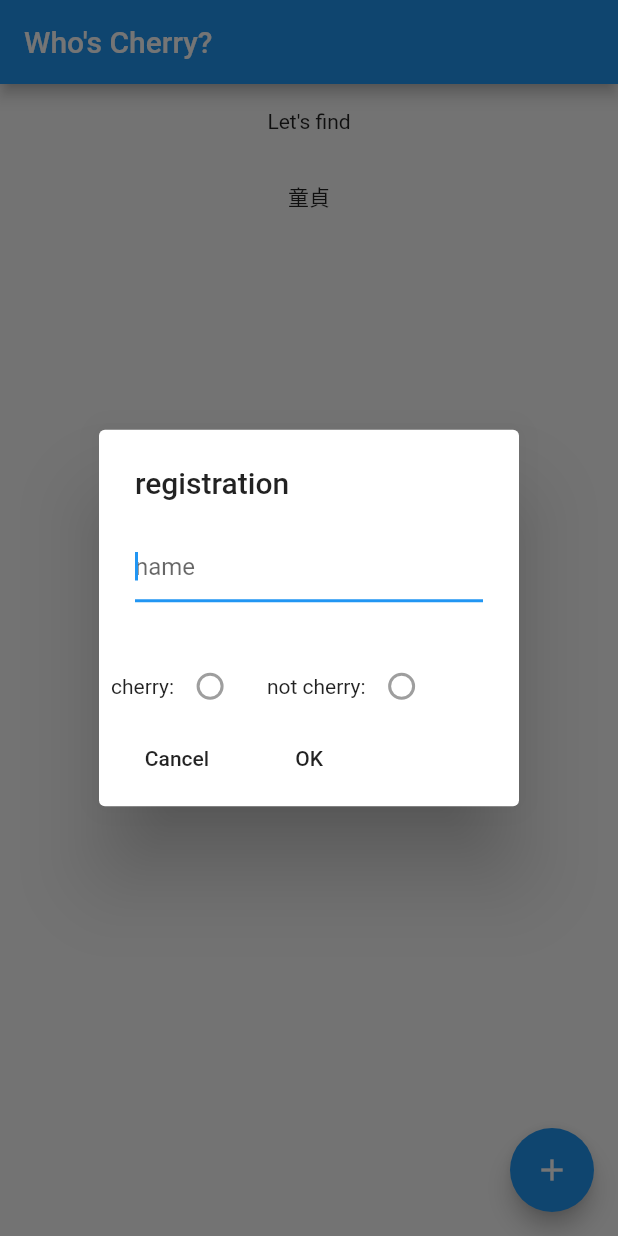
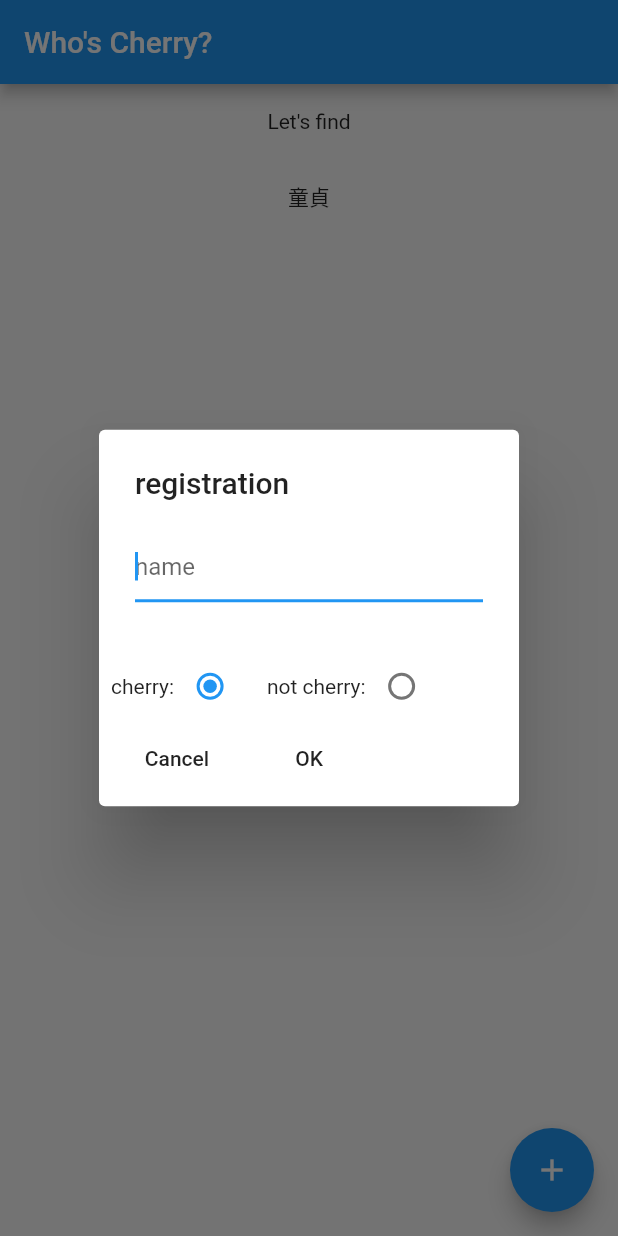
Before and after one commit to 419kiddy/cherry, a Flutter app: the screen it shows after launch, after a tap on the "add" icon, on a phone screen of 412 x 824 dp. Run offline on Flutter 3.47's test engine with Material 2 defaults, Android fonts, the phone set to English and light mode, and no system bars; our stand-ins replace cloud_firestore, firebase_core, flutter_hooks, hooks_riverpod; accounts and stored records are empty.

Commit message:
追加機能実装中-ラジオボタンに苦戦

```diff
--- a/lib/main.dart
+++ b/lib/main.dart
@@ -3,7 +3,6 @@ import 'package:flutter/material.dart';
 import 'package:flutter_hooks/flutter_hooks.dart';
 import 'package:hooks_riverpod/hooks_riverpod.dart';
 import 'package:firebase_core/firebase_core.dart';
-import 'package:cherry/dialog.dart';
 
 void main() {
   runApp(ProviderScope(child: MyApp()));
@@ -12,9 +11,10 @@ void main() {
 final nameProvider = StateProvider((ref) => "Let's find");
 final cherryProvider = StateProvider((ref) => true);
 final addNameProvider = StateProvider((ref) => "");
-final addCherryProvider = StateProvider((ref) => "");
+final addCherryProvider = StateProvider((ref) => true);
 
-class MyApp extends HookWidget {
+
+  class MyApp extends HookWidget {
   @override
   Widget build(BuildContext context) {
     Firebase.initializeApp();
@@ -52,6 +52,9 @@ class RootWidget extends HookWidget {
   Widget build(BuildContext context) {
     final String _name = useProvider(nameProvider).state;
     final bool _cherry = useProvider(cherryProvider).state;
+    final String _addName = useProvider(addNameProvider).state;
+
+    final bool _addCherry = useProvider(addCherryProvider).state;
     String _text = "";
     if (_cherry) {
       _text = "童貞";
@@ -122,28 +125,34 @@ class RootWidget extends HookWidget {
                       Row(
                         children: [
                           Text('cherry:'),
-                          Radio(activeColor: Colors.blue, value: true, groupValue: false, onChanged: null),
+                          Radio(
+                              activeColor: Colors.blue,
+                              value: true,
+                              groupValue: _addCherry,
+                              onChanged: (bool){context.read(addCherryProvider).state = true;},
+                          ),
                           Text('    not cherry:'),
-                          Radio(activeColor: Colors.blue, value: false, groupValue: true, onChanged: null),
+                          Radio(
+                              activeColor: Colors.blue,
+                              value: false,
+                              groupValue: _addCherry,
+                              onChanged: (bool){context.read(addCherryProvider).state = false;},
+                          ),
                         ],
                       ),
                       Row(
                         children: [
                           FlatButton(
                             child: Text(localizations.cancelButtonLabel),
-                            onPressed: () => Navigator.of(context).pop(0),
+                            onPressed: () => Navigator.pop(context),
                           ),
                           FlatButton(
                             child: Text(localizations.okButtonLabel),
                             onPressed: () {
-// Map<String, dynamic> insertData = {
-//   'username': _textController.text,
-//   'email':,
-// };
-// FirebaseFirestore.instance.collection('boys')
-//     .docs()
-//     .setData(insertData);
-                            },
+                              context.read(addNameProvider).state = _textController.text;
+                              _textController.text = '';
+                              Navigator.pop(context);
+                            }
                           ),
                         ],
                       ),
@@ -153,7 +162,6 @@ class RootWidget extends HookWidget {
               );
             },
           );
-          print('dialog result: $result');
           // --
         },
       ),
```
Also changed, not shown: lib/dialog.dart (deleted).
